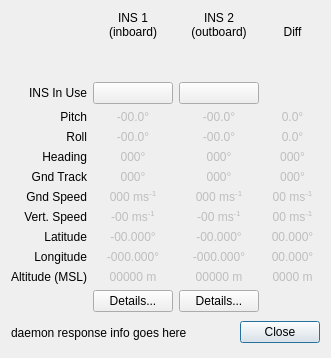
Old version of the form src/hcrgui/InsOverview.ui in the repository NCAR/HCR_instrument.
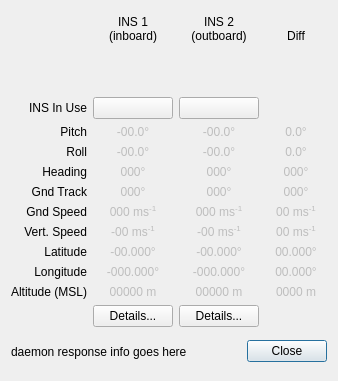
New version of the form. Icons and pictures are not drawn.

Commit message: Add tooltips for the INS details buttons

```diff
--- a/src/hcrgui/InsOverview.ui
+++ b/src/hcrgui/InsOverview.ui
@@ -6,8 +6,8 @@
    <rect>
     <x>0</x>
     <y>0</y>
-    <width>331</width>
-    <height>358</height>
+    <width>338</width>
+    <height>381</height>
    </rect>
   </property>
   <property name="windowTitle">
```
Left out of the diff: 6 changed lines with no effect on the pictures.
